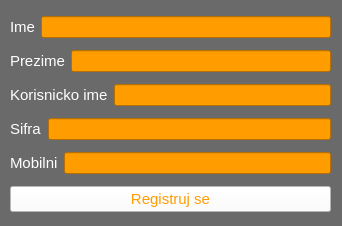
First picture: the form in registerform.ui, repository nmhaker/Source-Code, before the edit.
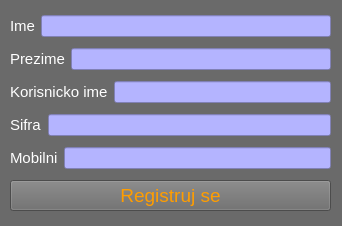
Second picture: the form after the edit.

What changed in the file:
```diff
--- a/registerform.ui
+++ b/registerform.ui
@@ -58,7 +58,7 @@
       <item>
        <widget class="QLineEdit" name="lineEdit">
         <property name="styleSheet">
-         <string notr="true">background-color: rgb(255, 157, 0);
+         <string notr="true">background-color: rgb(180, 180, 255);
 color: black;</string>
         </property>
        </widget>
@@ -85,7 +85,7 @@
       <item>
        <widget class="QLineEdit" name="lineEdit_2">
         <property name="styleSheet">
-         <string notr="true">background-color: rgb(255, 157, 0);
+         <string notr="true">background-color: rgb(180, 180, 255);
 color: black;</string>
         </property>
        </widget>
@@ -112,7 +112,7 @@
       <item>
        <widget class="QLineEdit" name="lineEdit_3">
         <property name="styleSheet">
-         <string notr="true">background-color: rgb(255, 157, 0);
+         <string notr="true">background-color: rgb(180, 180, 255);
 color: black;</string>
         </property>
        </widget>
@@ -139,7 +139,7 @@
       <item>
        <widget class="QLineEdit" name="lineEdit_4">
         <property name="styleSheet">
-         <string notr="true">background-color: rgb(255, 157, 0);
+         <string notr="true">background-color: rgb(180, 180, 255);
 color: black;</string>
         </property>
        </widget>
@@ -166,7 +166,7 @@
       <item>
        <widget class="QLineEdit" name="lineEdit_5">
         <property name="styleSheet">
-         <string notr="true">background-color: rgb(255, 157, 0);
+         <string notr="true">background-color: rgb(180, 180, 255);
 color: black;</string>
         </property>
        </widget>
@@ -177,12 +177,11 @@
      <widget class="QPushButton" name="pushButton">
       <property name="font">
        <font>
-        <pointsize>11</pointsize>
+        <pointsize>14</pointsize>
        </font>
       </property>
       <property name="styleSheet">
-       <string notr="true">background-color: white;
-color: rgb(255, 157, 0);</string>
+       <string notr="true">color: rgb(255, 157, 0);</string>
       </property>
       <property name="text">
        <string>Registruj se</string>
```
